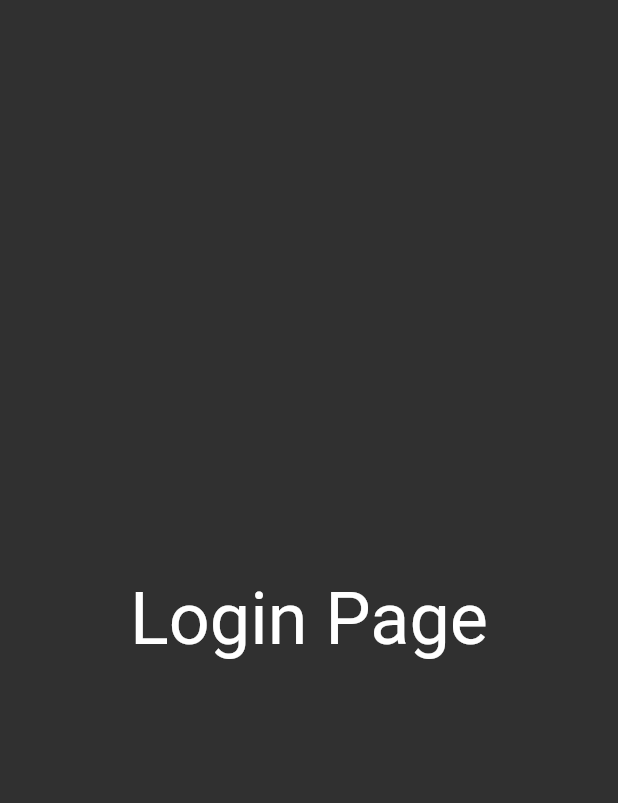
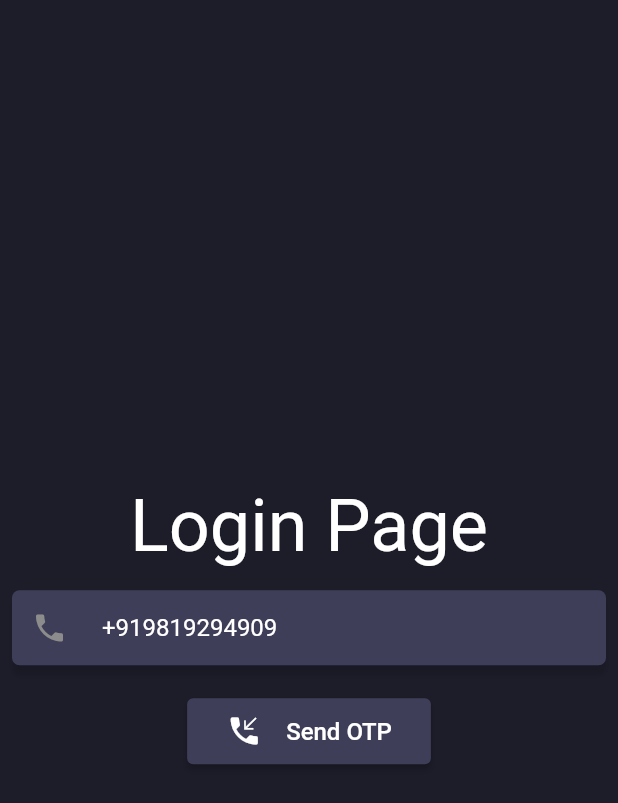
Before and after one commit to kabironline/TomoChat, a Flutter app: the screen it shows after launch, on a phone screen of 412 x 824 dp. Shown: the top 803 px of the screen. Run offline on Flutter 3.47's test engine with Material 2 defaults, Android fonts, the phone set to English and light mode, and no system bars; our stand-ins replace cloud_firestore, email_validator, firebase_auth, firebase_core, firebase_storage, google_fonts and 2 more; missing offline and left inert: localstore; accounts and stored records are empty.

Commit message:
Worked on the login page and fixed the login process

```diff
--- a/lib/constants.dart
+++ b/lib/constants.dart
@@ -23,3 +23,10 @@ TextStyle kSubTextStyle = const TextStyle(
   fontSize: 14,
   color: Colors.white,
 );
+
+InputDecoration kInputDecoration (String hintText) {
+  return InputDecoration(
+    hintText: hintText,
+    border: InputBorder.none,
+  );
+}
--- a/lib/main.dart
+++ b/lib/main.dart
@@ -80,15 +80,15 @@ class MyApp extends StatelessWidget {
           } else if (snapshot.connectionState == ConnectionState.done &&
               snapshot.hasData) {
             Future.delayed(
-                Duration(milliseconds: 500),
-                (() => Navigator.pushReplacement(
+                const Duration(milliseconds: 500),
+                (){Navigator.pushReplacement(
                       context,
                       MaterialPageRoute(
                         builder: (context) => HomePage(
                           user: snapshot.data,
                         ),
                       ),
-                    )));
+                    );});
           } else {
             return LoginPage();
           }
--- a/lib/modals/user_modals.dart
+++ b/lib/modals/user_modals.dart
@@ -4,7 +4,7 @@ class UserModel {
   String? email;
   String name;
   String image;
-  Timestamp date;
+  DateTime date;
   String? phoneNumber;
   String uid;
 
--- a/lib/services/user/register_user.dart
+++ b/lib/services/user/register_user.dart
@@ -4,7 +4,7 @@ import 'package:localstore/localstore.dart';
 
 Future registerUser(String name, String? email, String phoneNumber, String uid,
     String? imageURL) async {
-  var userCreatedAt = Timestamp.now();
+  var userCreatedAt = DateTime.now();
   await FirebaseFirestore.instance.collection('users').doc(uid).set({
     'displayName': name,
     'email': email,
@@ -13,7 +13,7 @@ Future registerUser(String name, String? email, String phoneNumber, String uid,
     'uid': uid,
     'displayPicture': imageURL ?? ""
   });
-  await Localstore.instance.collection('user').doc(uid).set({
+  var local = await Localstore.instance.collection('user').doc(uid).set({
     'displayName': name,
     'email': email,
     'phoneNumber': phoneNumber,
@@ -21,6 +21,7 @@ Future registerUser(String name, String? email, String phoneNumber, String uid,
     'uid': uid,
     'displayPicture': imageURL ?? ""
   });
+  print(local);
   return UserModel(
       email: email,
       name: name,
--- a/lib/views/membership/login_page.dart
+++ b/lib/views/membership/login_page.dart
@@ -1,14 +1,19 @@
+import 'dart:math';
+
+import 'package:chat_app/constants.dart';
 import 'package:chat_app/modals/user_modals.dart';
+import 'package:chat_app/services/get_modals.dart';
 import 'package:chat_app/services/user/check_user_exists.dart';
 import 'package:chat_app/services/user/user_sign_in.dart';
+import 'package:chat_app/utils/validation_builder.dart';
+import 'package:chat_app/views/home_page.dart';
 import 'package:chat_app/views/membership/register_user.dart';
+import 'package:chat_app/widgets/action_button.dart';
+import 'package:chat_app/widgets/text_input_container.dart';
 import 'package:cloud_firestore/cloud_firestore.dart';
 import 'package:firebase_auth/firebase_auth.dart';
 import 'package:firebase_core/firebase_core.dart';
 import 'package:flutter/material.dart';
-import 'package:google_sign_in/google_sign_in.dart';
-
-import '../home_page.dart';
 
 class LoginPage extends StatefulWidget {
   LoginPage({Key? key}) : super(key: key);
@@ -18,30 +23,114 @@ class LoginPage extends StatefulWidget {
 }
 
 class _LoginPageState extends State<LoginPage> {
+  late String phoneNumber;
+  late String OTP;
+  late String verificationId;
+  bool OTPSent = false;
   @override
   Widget build(BuildContext context) {
     return Scaffold(
-      body: Center(
+      backgroundColor: kPrimaryColor,
+      body: Padding(
+        padding: const EdgeInsets.all(8.0),
         child: Column(
           mainAxisAlignment: MainAxisAlignment.center,
           children: [
             Container(
+              padding: const EdgeInsets.all(10),
               child: const Text(
                 'Login Page',
                 style: TextStyle(fontSize: 48),
               ),
             ),
-            FutureBuilder(
-                future: signInWithPhone(),
-                builder: (context, snapshot) {
-                  if (snapshot.connectionState == ConnectionState.done) {
-                    print(snapshot.data);
-                  }
-                  return Container();
-                })
+            TextInputContainer(
+              icon: Icons.phone,
+              child: TextFormField(
+                onChanged: (value) => setState(() {
+                  phoneNumber = value;
+                }),
+                validator:
+                    ValidationBuilder().minLength(10).valueRequired().build(),
+                keyboardType: TextInputType.phone,
+                initialValue: "+919819294909",
+                decoration: kInputDecoration("Phone Number"),
+              ),
+            ),
+            if (OTPSent)
+              TextInputContainer(
+                icon: Icons.phone,
+                child: TextFormField(
+                  onChanged: (value) => setState(() {
+                    OTP = value;
+                  }),
+                  obscureText: true,
+                  validator:
+                      ValidationBuilder().minLength(10).valueRequired().build(),
+                  keyboardType: TextInputType.number,
+                  decoration: kInputDecoration("OTP"),
+                ),
+              ),
+            ActionButton(
+              onPressed: () async {
+                if (!OTPSent) {
+                  print("pressed");
+                  verifyNumber();
+                } else {
+                  verifyOTP();
+                }
+              },
+              icon: Icons.phone_callback,
+              text: (!OTPSent ? "Send OTP" : "Verify OTP"),
+            ),
           ],
         ),
       ),
     );
   }
+
+  void verifyNumber() async {
+    await FirebaseAuth.instance.verifyPhoneNumber(
+      timeout: const Duration(seconds: 120),
+      phoneNumber: phoneNumber,
+      verificationCompleted: (PhoneAuthCredential credential) async {
+        await FirebaseAuth.instance.signInWithCredential(credential);
+      },
+      verificationFailed: (FirebaseAuthException e) {
+        ScaffoldMessenger.of(context).showSnackBar(
+          SnackBar(
+            content: Text(e.code),
+          ),
+        );
+      },
+      codeSent: (String verificationId, int? resendToken) async {
+        setState(() {
+          this.verificationId = verificationId;
+          OTPSent = true;
+        });
+      },
+      codeAutoRetrievalTimeout: (String verificationId) {},
+    );
+  }
+
+  void verifyOTP() async {
+    final AuthCredential credential = PhoneAuthProvider.credential(
+        verificationId: verificationId, smsCode: OTP);
+    UserCredential value =
+        await FirebaseAuth.instance.signInWithCredential(credential);
+    if (await checkUserExists(value.user!.uid)) {
+      UserModel userDetails = await getUserModel(value.user!.uid);
+      Navigator.pushReplacement(context,
+          MaterialPageRoute(builder: (context) => HomePage(user: userDetails)));
+    } else {
+      Navigator.pushReplacement(
+        context,
+        MaterialPageRoute(
+          builder: (context) => RegisterUserPage(
+            uid: value.user!.uid,
+            phoneNumber: phoneNumber,
+          ),
+        ),
+      );
+    }
+  }
 }
--- /dev/null
+++ b/lib/widgets/action_button.dart
@@ -0,0 +1,24 @@
+import 'package:chat_app/constants.dart';
+import 'package:flutter/material.dart';
+
+class ActionButton extends StatelessWidget {
+  Function? onPressed;
+  IconData icon;
+  String text;
+  Color? color;
+  ActionButton({Key? key, required this.onPressed, required this.icon, required this.text, this.color}) : super(key: key);
+  @override
+  Widget build(BuildContext context) {
+    return ElevatedButton(
+      style: ButtonStyle(backgroundColor: MaterialStateProperty.all(color ?? kSecondaryColor)),
+      onPressed: () {onPressed?.call();},
+      child: Padding(
+        padding: const EdgeInsets.all(10.0),
+        child: Row(
+          mainAxisSize: MainAxisSize.min,
+          children: [Icon(icon,size: 24,), const SizedBox(width: 16), Text(text, style: kTextStyle,)],
+        ),
+      ),
+    );
+  }
+}
--- a/lib/widgets/text_input_container.dart
+++ b/lib/widgets/text_input_container.dart
@@ -1,3 +1,4 @@
+import 'package:chat_app/constants.dart';
 import 'package:flutter/material.dart';
 
 class TextInputContainer extends StatelessWidget {
@@ -23,10 +24,14 @@ class TextInputContainer extends StatelessWidget {
       child: Column(
         crossAxisAlignment: CrossAxisAlignment.start,
         children: [
-          heading!,
+          heading ?? Container(),
           const SizedBox(height: 5),
           Container(
-            color: const Color.fromARGB(255, 56, 56, 56),
+            decoration: BoxDecoration(
+              color: kSecondaryColor,
+              borderRadius: BorderRadius.circular(5),
+              boxShadow: [BoxShadow(color: Colors.black12, blurRadius: 2,offset: Offset(0, 7))],
+            ),
             child: Row(
               children: [
                 if (icon != null)
--- a/pubspec.yaml
+++ b/pubspec.yaml
@@ -44,6 +44,7 @@ dependencies:
   image_picker: ^0.8.4+8
   email_validator: ^2.0.1
   localstore: ^1.2.1
+  shared_preferences: ^2.0.13
 
 dev_dependencies:
   flutter_test:
```
Also changed, not shown: pubspec.lock.
